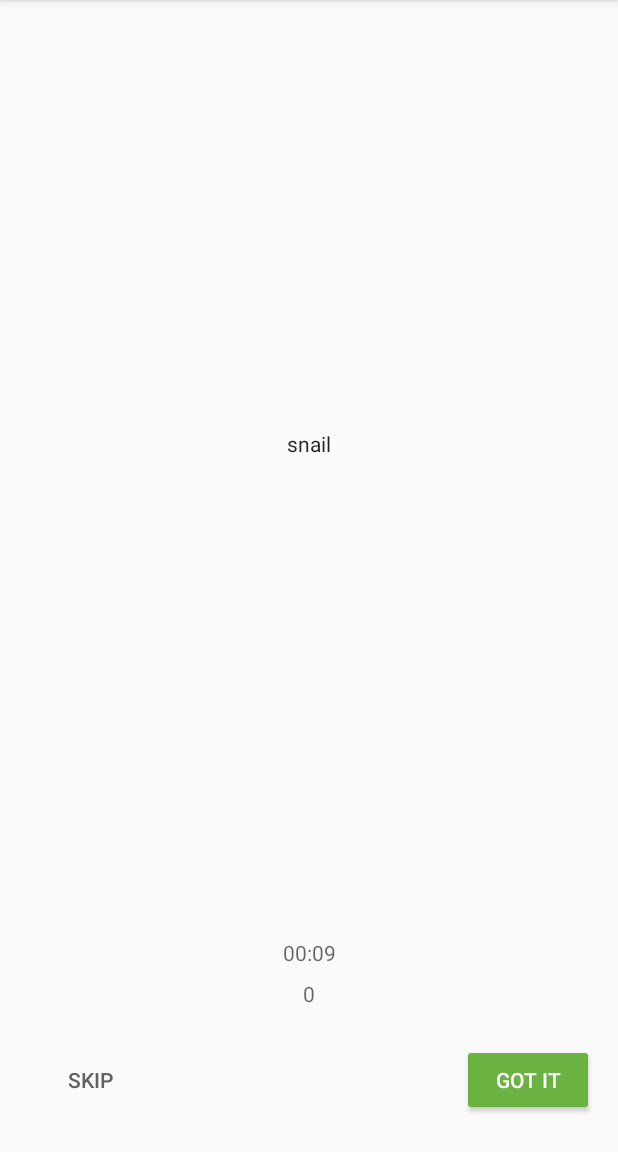
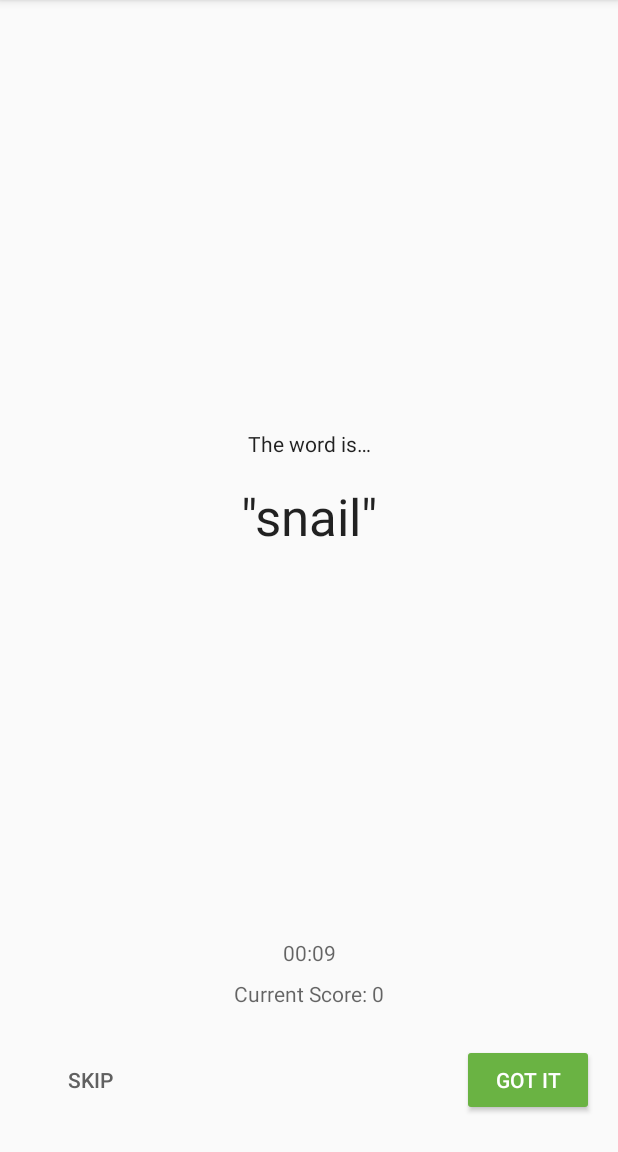
Before and after one commit to dev-center-git-preview/GuessIt, an Android app: the GameFragment screen opened through its navigation route, on a phone screen of 412 x 824 dp, the part 84-1236 px from its top. Run offline under Robolectric (Android 15) with nearby library versions, the phone set to English and light mode, and no system bars; our stand-ins replace data binding.

Commit message:
Added LiveData Data Binding to the "game" fragment.

```diff
--- a/app/src/main/java/com/example/android/guesstheword/screens/game/GameFragment.kt
+++ b/app/src/main/java/com/example/android/guesstheword/screens/game/GameFragment.kt
@@ -50,17 +50,10 @@ class GameFragment : Fragment() {
         )
 
         binding.gameViewModel = viewModel
+        binding.lifecycleOwner = this
 
         viewModel.currentTime.observe(viewLifecycleOwner, Observer { newValue ->
             binding.timerText.text = newValue
-        })
-
-        viewModel.word.observe(viewLifecycleOwner, Observer { newValue ->
-            binding.wordIsText.text = newValue.toString()
-        })
-
-        viewModel.score.observe(viewLifecycleOwner, Observer { newValue ->
-            binding.scoreText.text = newValue.toString()
         })
 
         viewModel.isGameFinished.observe(viewLifecycleOwner, Observer { newValue ->
--- a/app/src/main/res/layout/game_fragment.xml
+++ b/app/src/main/res/layout/game_fragment.xml
@@ -62,7 +62,8 @@
             app:layout_constraintStart_toStartOf="parent"
             app:layout_constraintTop_toBottomOf="@+id/word_is_text"
             app:layout_constraintVertical_chainStyle="packed"
-            tools:text="&quot;Tuna&quot;" />
+            tools:text="&quot;Tuna&quot;"
+            android:text="@{@string/quote_format(gameViewModel.word)}"/>
 
         <TextView
             android:id="@+id/timer_text"
@@ -93,7 +94,8 @@
             app:layout_constraintBottom_toTopOf="@+id/guideline"
             app:layout_constraintEnd_toEndOf="parent"
             app:layout_constraintStart_toStartOf="parent"
-            tools:text="Score: 2" />
+            tools:text="Score: 2"
+            android:text="@{@string/score_format(gameViewModel.score)}"/>
 
         <Button
             android:id="@+id/skip_button"
```
